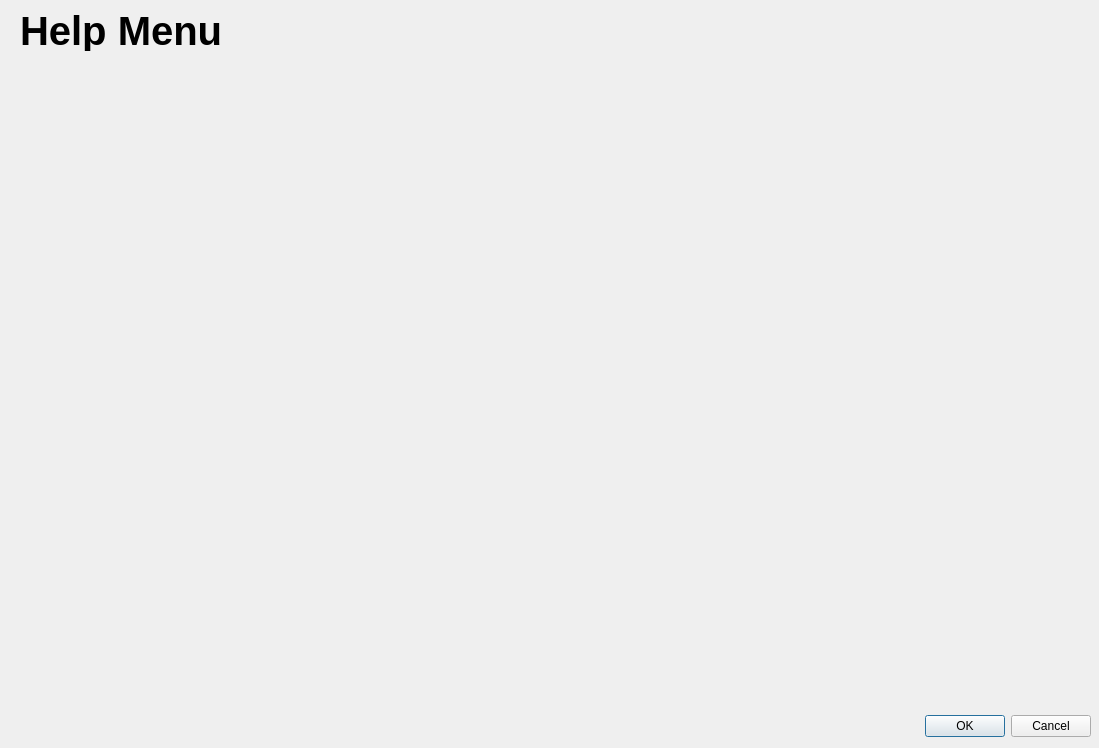
Above: educationApp/vocabhelp.ui from choeSarah/hanGo before the change. Below: the same form after it.
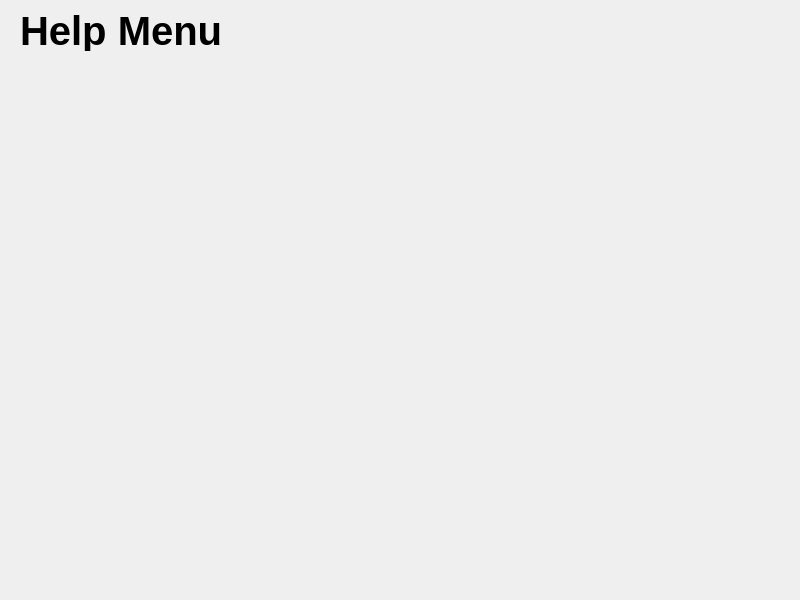
That is the form after the change.

The edit to the form file:
```diff
--- a/educationApp/vocabhelp.ui
+++ b/educationApp/vocabhelp.ui
@@ -6,8 +6,8 @@
    <rect>
     <x>0</x>
     <y>0</y>
-    <width>1099</width>
-    <height>748</height>
+    <width>800</width>
+    <height>600</height>
    </rect>
   </property>
   <property name="windowTitle">
@@ -52,10 +52,10 @@
   <widget class="QLabel" name="image">
    <property name="geometry">
     <rect>
-     <x>30</x>
+     <x>0</x>
      <y>70</y>
-     <width>1041</width>
-     <height>631</height>
+     <width>800</width>
+     <height>500</height>
     </rect>
    </property>
    <property name="font">
```
